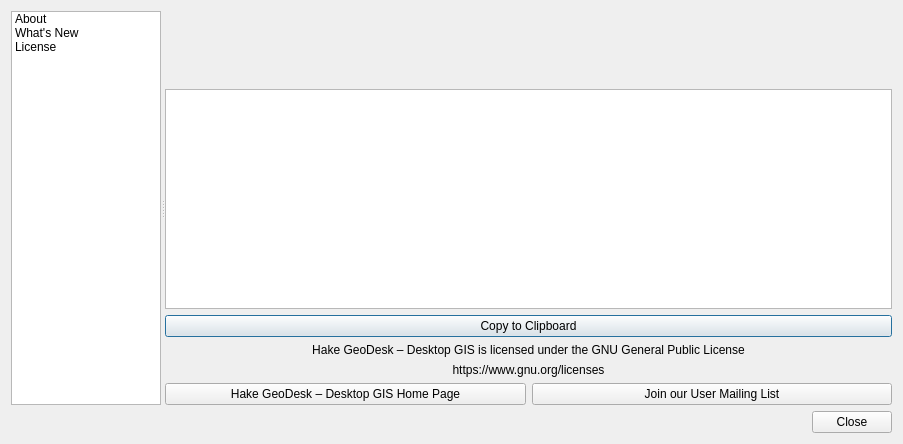
sagar-singha-roy/hake-gis, file src/ui/qgsabout.ui: the form before one commit.
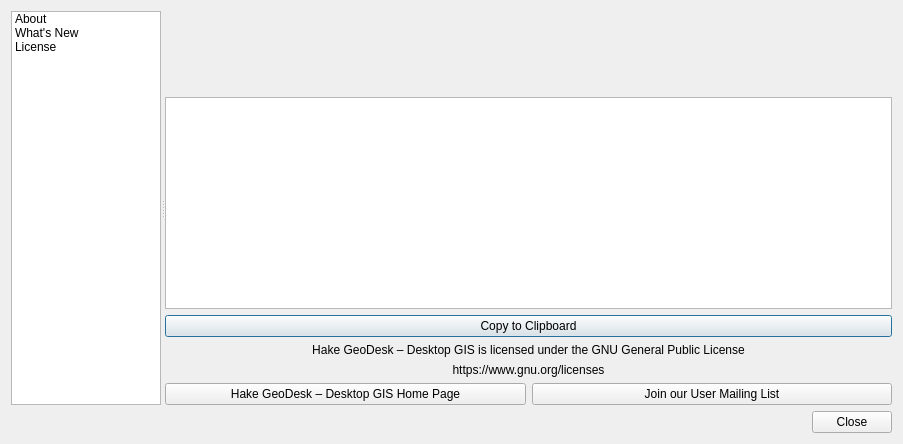
The form after the commit.

Commit message: UI: Refine pan icon to Remix hand, update welcome title to Hake GeoDesk(Desktop GIS), swap CRS map/properties layout, and enlarge About logo and text

The edit to the form file:
```diff
--- a/src/ui/qgsabout.ui
+++ b/src/ui/qgsabout.ui
@@ -165,14 +165,14 @@
               <widget class="QLabel" name="qgisIcon">
                <property name="minimumSize">
                 <size>
-                 <width>72</width>
-                 <height>72</height>
+                 <width>240</width>
+                 <height>80</height>
                 </size>
                </property>
                <property name="maximumSize">
                 <size>
-                 <width>72</width>
-                 <height>72</height>
+                 <width>320</width>
+                 <height>100</height>
                 </size>
                </property>
                <property name="alignment">
```
The commit also changes 6 other files.
